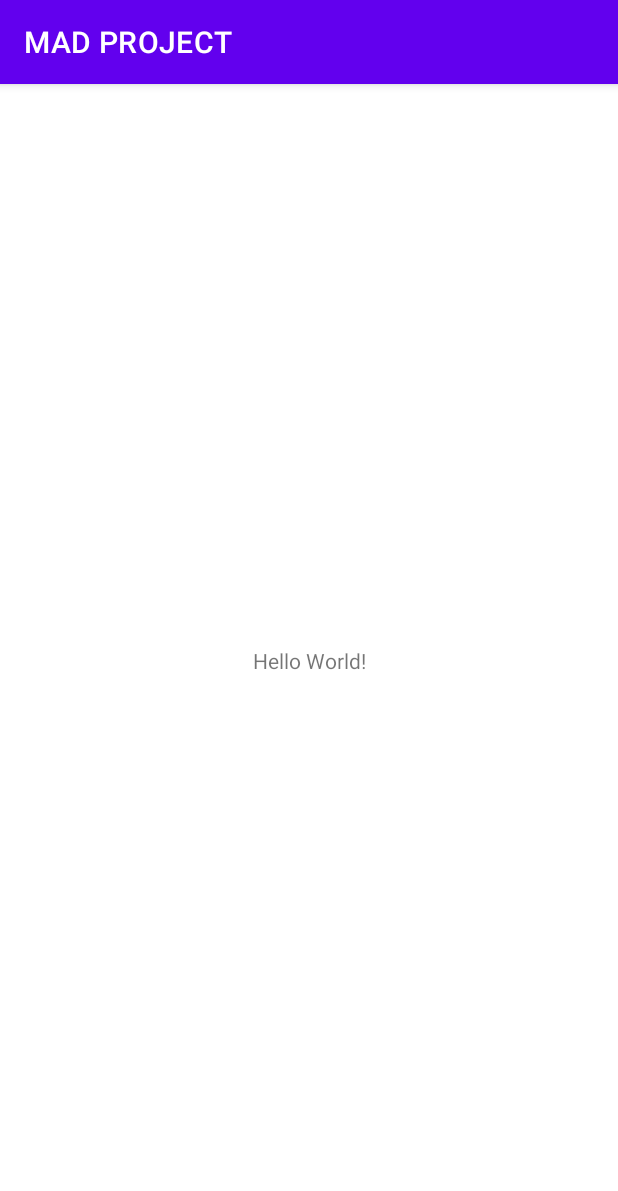
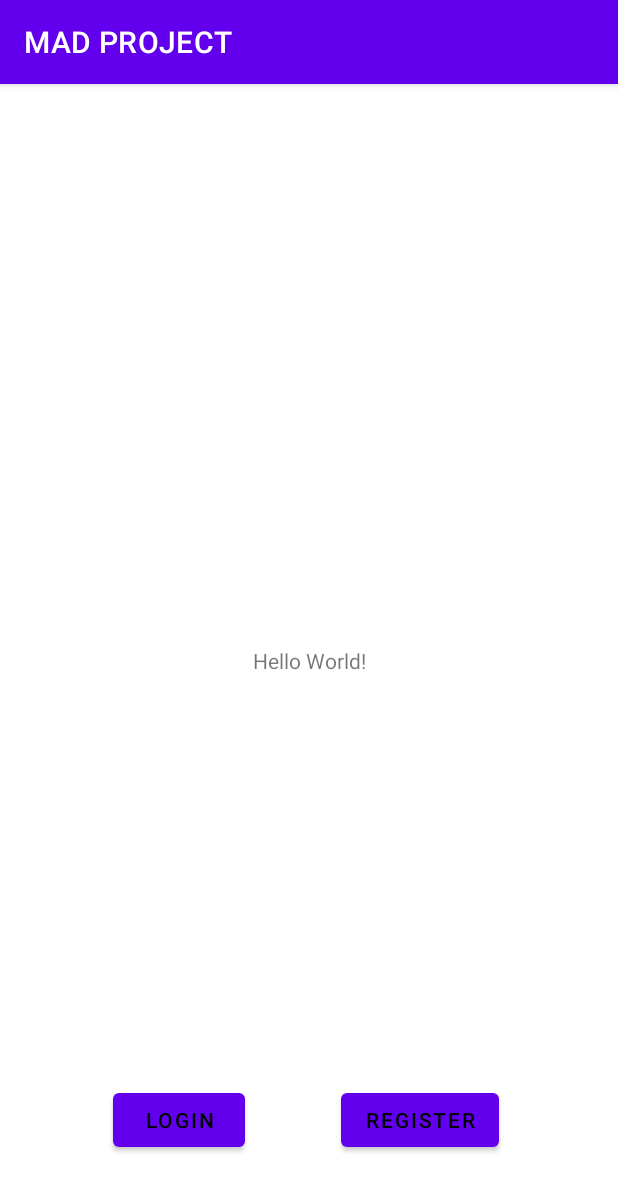
Before and after one commit to mike-mwangi/MAD-Project, an Android app: the screen it shows after launch (MainActivity), on a phone screen of 412 x 824 dp. Shown: the top 1191 px of the screen. Run offline under Robolectric (Android 15) with nearby library versions, the phone set to English and light mode, and no system bars.

Commit message:
register page

```diff
--- a/app/build.gradle
+++ b/app/build.gradle
@@ -1,5 +1,6 @@
 plugins {
     id 'com.android.application'
+    id 'com.google.gms.google-services'
 }
 
 android {
@@ -33,6 +34,8 @@ dependencies {
     implementation 'androidx.appcompat:appcompat:1.3.1'
     implementation 'com.google.android.material:material:1.4.0'
     implementation 'androidx.constraintlayout:constraintlayout:2.0.4'
+    implementation 'com.google.firebase:firebase-database:20.0.1'
+    implementation platform('com.google.firebase:firebase-bom:28.3.0')
     testImplementation 'junit:junit:4.+'
     androidTestImplementation 'androidx.test.ext:junit:1.1.3'
     androidTestImplementation 'androidx.test.espresso:espresso-core:3.4.0'
--- a/app/src/main/AndroidManifest.xml
+++ b/app/src/main/AndroidManifest.xml
@@ -1,6 +1,8 @@
 <?xml version="1.0" encoding="utf-8"?>
 <manifest xmlns:android="http://schemas.android.com/apk/res/android"
     package="com.example.madproject">
+
+    <uses-permission android:name="android.permission.INTERNET"/>
 
     <application
         android:allowBackup="true"
@@ -9,6 +11,9 @@
         android:roundIcon="@mipmap/ic_launcher_round"
         android:supportsRtl="true"
         android:theme="@style/Theme.MADPROJECT">
+        <activity android:name=".Landing_Page"></activity>
+        <activity android:name=".Login" />
+        <activity android:name=".Sign_Up" />
         <activity android:name=".MainActivity">
             <intent-filter>
                 <action android:name="android.intent.action.MAIN" />
--- a/app/src/main/res/layout/activity_main.xml
+++ b/app/src/main/res/layout/activity_main.xml
@@ -15,4 +15,31 @@
         app:layout_constraintRight_toRightOf="parent"
         app:layout_constraintTop_toTopOf="parent" />
 
+    <Button
+        android:id="@+id/button"
+        android:layout_width="wrap_content"
+        android:layout_height="wrap_content"
+        android:text="Login"
+        android:onClick="toLoginPage"
+        app:layout_constraintBottom_toBottomOf="parent"
+        app:layout_constraintEnd_toEndOf="parent"
+        app:layout_constraintHorizontal_bias="0.233"
+        app:layout_constraintStart_toStartOf="parent"
+        app:layout_constraintTop_toTopOf="parent"
+        app:layout_constraintVertical_bias="0.926" />
+
+    <Button
+        android:id="@+id/button2"
+        android:layout_width="wrap_content"
+        android:layout_height="wrap_content"
+        android:layout_marginEnd="16dp"
+        android:layout_marginRight="16dp"
+        android:text="@string/register1"
+        android:onClick="toRegister"
+        app:layout_constraintBottom_toBottomOf="parent"
+        app:layout_constraintEnd_toEndOf="parent"
+        app:layout_constraintStart_toEndOf="@+id/button"
+        app:layout_constraintTop_toTopOf="parent"
+        app:layout_constraintVertical_bias="0.926" />
+
 </androidx.constraintlayout.widget.ConstraintLayout>
--- a/app/src/main/res/values/themes.xml
+++ b/app/src/main/res/values/themes.xml
@@ -4,7 +4,7 @@
         <!-- Primary brand color. -->
         <item name="colorPrimary">@color/purple_500</item>
         <item name="colorPrimaryVariant">@color/purple_700</item>
-        <item name="colorOnPrimary">@color/white</item>
+        <item name="colorOnPrimary">@color/black</item>
         <!-- Secondary brand color. -->
         <item name="colorSecondary">@color/teal_200</item>
         <item name="colorSecondaryVariant">@color/teal_700</item>
--- a/build.gradle
+++ b/build.gradle
@@ -6,6 +6,7 @@ buildscript {
     }
     dependencies {
         classpath "com.android.tools.build:gradle:4.2.1"
+        classpath 'com.google.gms:google-services:4.3.8'
 
         // NOTE: Do not place your application dependencies here; they belong
         // in the individual module build.gradle files
@@ -16,7 +17,7 @@ allprojects {
     repositories {
         google()
         mavenCentral()
-        jcenter() // Warning: this repository is going to shut down soon
+
     }
 }
 
```
Also changed, not shown: app/src/main/java/com/example/madproject/MainActivity.java (+12 -0 lines), app/src/main/res/values/strings.xml (+9 -0 lines).
